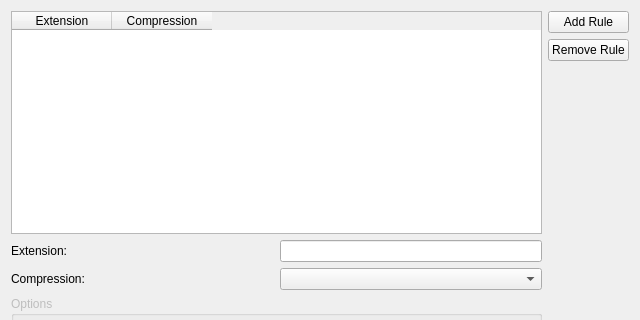
Before: the Qt Designer form app/mpqsettings.ui in ABBAPOH/qmpq, drawn with Qt 5; both pictures show x 0 to 640 and y 0 to 320 of the 640 by 480 pixel window.
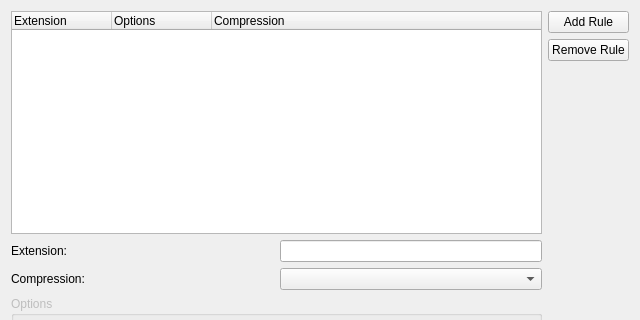
After: the same form once the commit is applied.

Commit message: MPQ Settings form now uses QTreeWidget instead of QTableWidget

The edit to the form file:
```diff
--- a/app/mpqsettings.ui
+++ b/app/mpqsettings.ui
@@ -13,20 +13,19 @@
   <property name="windowTitle">
    <string>Form</string>
   </property>
-  <layout class="QGridLayout" name="gridLayout_2" columnstretch="1,1,0" columnminimumwidth="0,0,0">
+  <layout class="QGridLayout" name="gridLayout_2" columnstretch="1,1,0">
    <item row="0" column="0" rowspan="3" colspan="2">
-    <widget class="QTableWidget" name="tableWidget">
-     <property name="editTriggers">
-      <set>QAbstractItemView::AnyKeyPressed|QAbstractItemView::EditKeyPressed|QAbstractItemView::SelectedClicked</set>
-     </property>
-     <property name="selectionBehavior">
-      <enum>QAbstractItemView::SelectRows</enum>
-     </property>
+    <widget class="QTreeWidget" name="treeWidget">
      <column>
       <property name="text">
        <string>Extension</string>
       </property>
      </column>
+     <column>
+      <property name="text">
+       <string>Options</string>
+      </property>
+     </column>
      <column>
       <property name="text">
        <string>Compression</string>
```
The commit also changes 2 other files.
